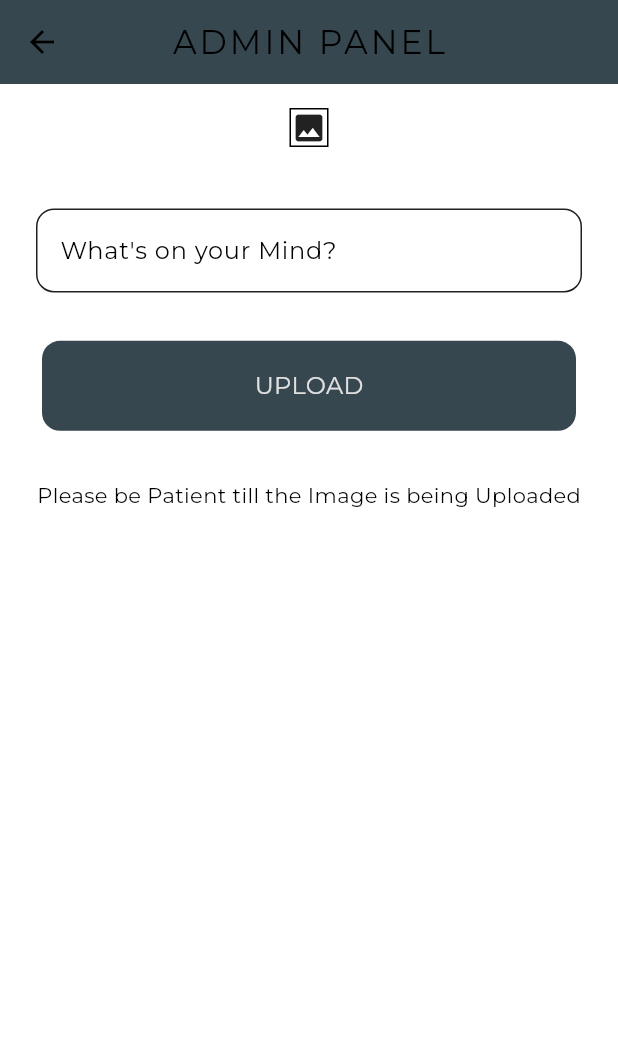
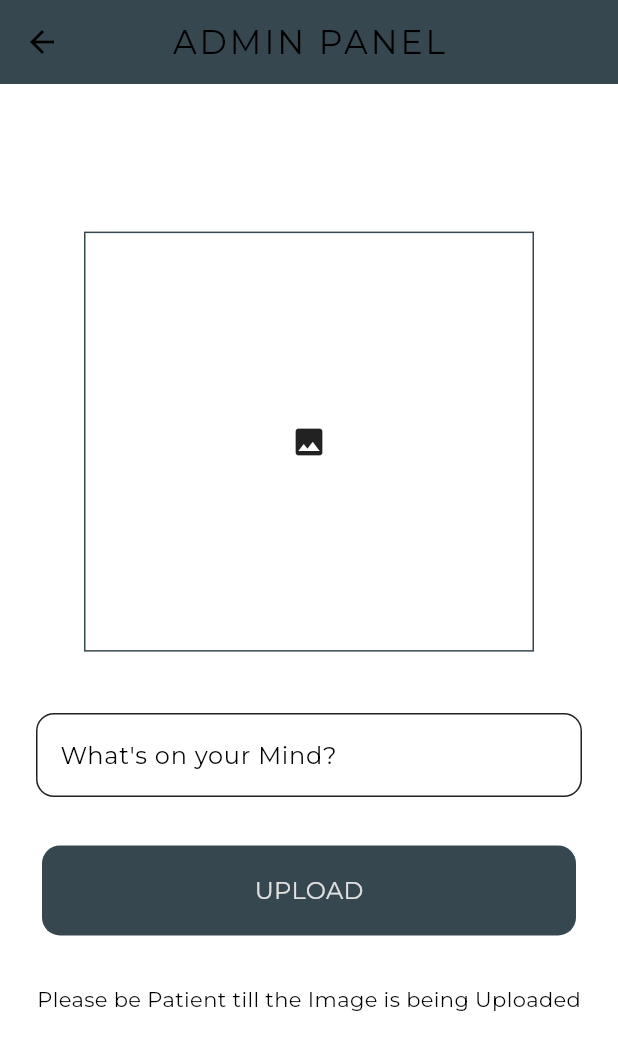
Before and after one commit to shujan-khawani/ncbae_final_year_project, a Flutter app: the AdminPostUpload screen opened directly, on a phone screen of 412 x 824 dp. Shown: the top 1050 px of the screen. Run offline on Flutter 3.47's test engine with Material 3 defaults, Android fonts, the phone set to English and light mode, and no system bars; our stand-ins replace cloud_firestore, firebase_auth, firebase_core, firebase_database, firebase_storage, fluttertoast and 4 more; accounts and stored records are empty.

Commit message:
User interface Improved and User Experience is now Smoother than ever

```diff
--- a/lib/Admin Controls/posting.dart
+++ b/lib/Admin Controls/posting.dart
@@ -87,9 +87,8 @@ class _AdminPostUploadState extends State<AdminPostUpload> {
         padding: const EdgeInsets.all(16.0),
         child: ListView(
           children: [
-            Align(
-              alignment: Alignment.center,
-              child: Column(
+            SizedBox(height: MediaQuery.of(context).size.height * 0.1),
+            Column(
               children: [
                 // Image preview
                 GestureDetector(
@@ -101,10 +100,16 @@ class _AdminPostUploadState extends State<AdminPostUpload> {
                     });
                   },
                   child: Container(
+                    height: 280,
+                    width: 300,
                     decoration: BoxDecoration(
-                          border: Border.all(color: Colors.black)),
+                        border: Border.all(
+                            color: Theme.of(context).colorScheme.primary)),
                     child: _image != null
-                          ? Image.file(_image!) // Show image if available
+                        ? Image.file(
+                            _image!,
+                            fit: BoxFit.cover,
+                          ) // Show image if available
                         : const Icon(Icons.image),
                   ),
                 ),
@@ -139,7 +144,6 @@ class _AdminPostUploadState extends State<AdminPostUpload> {
                 Center(child: Text(textClass.note)),
               ],
             ),
-            ),
           ],
         ),
       ),
```
Lines whose indentation alone changed are shown as unchanged.
